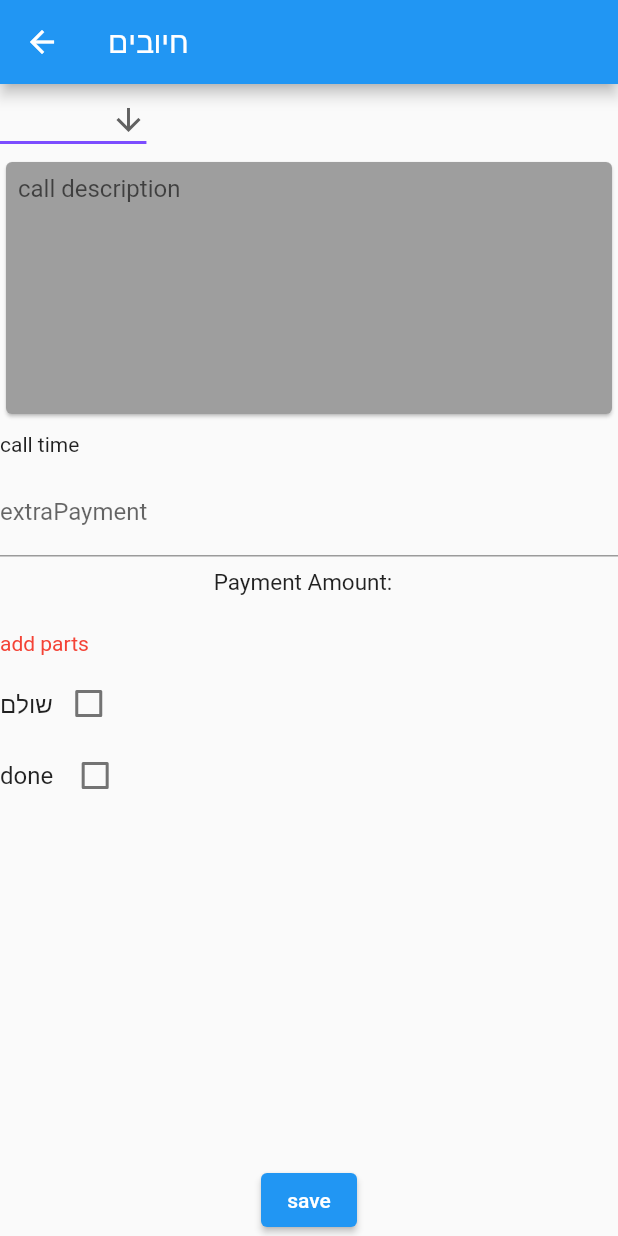
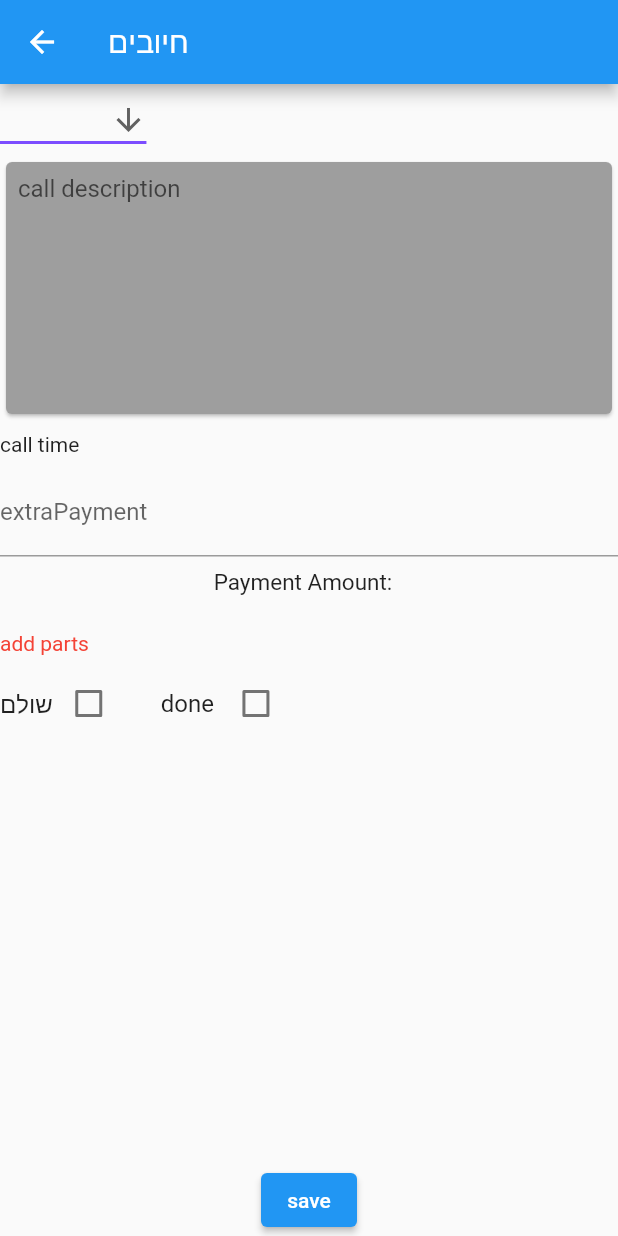
Before and after one commit to yosih48/clients-flutter, a Flutter app: the ClientServiceScreen screen opened directly with empty values, after a tap on "edit", on a phone screen of 412 x 824 dp. Run offline on Flutter 3.47's test engine with Material 2 defaults, Android fonts, the phone set to English and light mode, and no system bars; our stand-ins replace cloud_firestore, firebase_auth, firebase_core, flutter_slidable, fluttertoast, pin_code_fields and 4 more; accounts and stored records are empty; generated files the repository leaves out were written again; network calls fail.

Commit message:
done paid row

```diff
--- a/lib/screens/actions.dart
+++ b/lib/screens/actions.dart
@@ -535,6 +535,7 @@ class _callState extends State<call> {
               ),
               SizedBox(height: 8),
               Row(
+
                 children: [
                   Text(
                     AppStrings.paid,
@@ -551,12 +552,8 @@ class _callState extends State<call> {
                           // print(_checkboxValue);
                         });
                       }),
-                ],
-              ),
-              // SizedBox(height: 8),
-              Row(
-                children: [
-                  Text(
+                        SizedBox(width: 24),
+                               Text(
                     AppLocalizations.of(context)!.done,
                     style: TextStyle(fontSize: 16),
                   ),
@@ -574,6 +571,27 @@ class _callState extends State<call> {
                       }),
                 ],
               ),
+              // SizedBox(height: 8),
+              // Row(
+              //   children: [
+              //     Text(
+              //       AppLocalizations.of(context)!.done,
+              //       style: TextStyle(fontSize: 16),
+              //     ),
+              //     SizedBox(width: 4),
+              //     Checkbox(
+              //         value: _checkboxDone,
+              //         onChanged: (newValue) {
+              //           // print(newValue);
+
+              //           setState(() {
+              //             _checkboxDone = newValue!;
+
+              //             // print(_checkboxValue);
+              //           });
+              //         }),
+              //   ],
+              // ),
 
               // SizedBox(height: 8),
             ],
```
